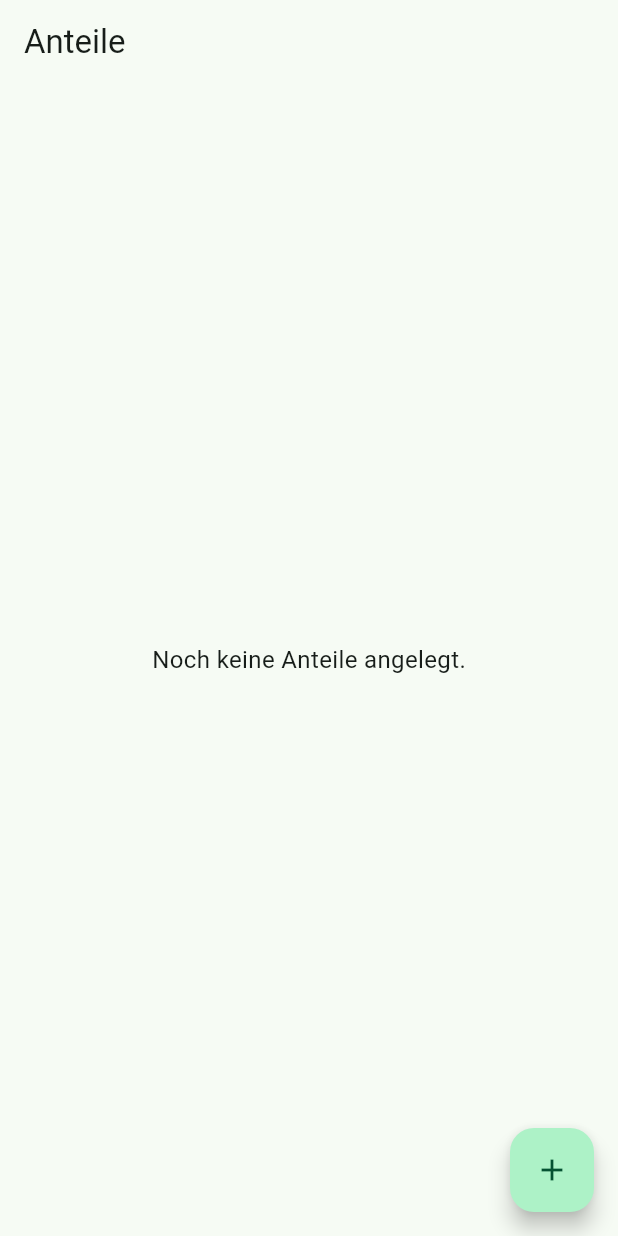
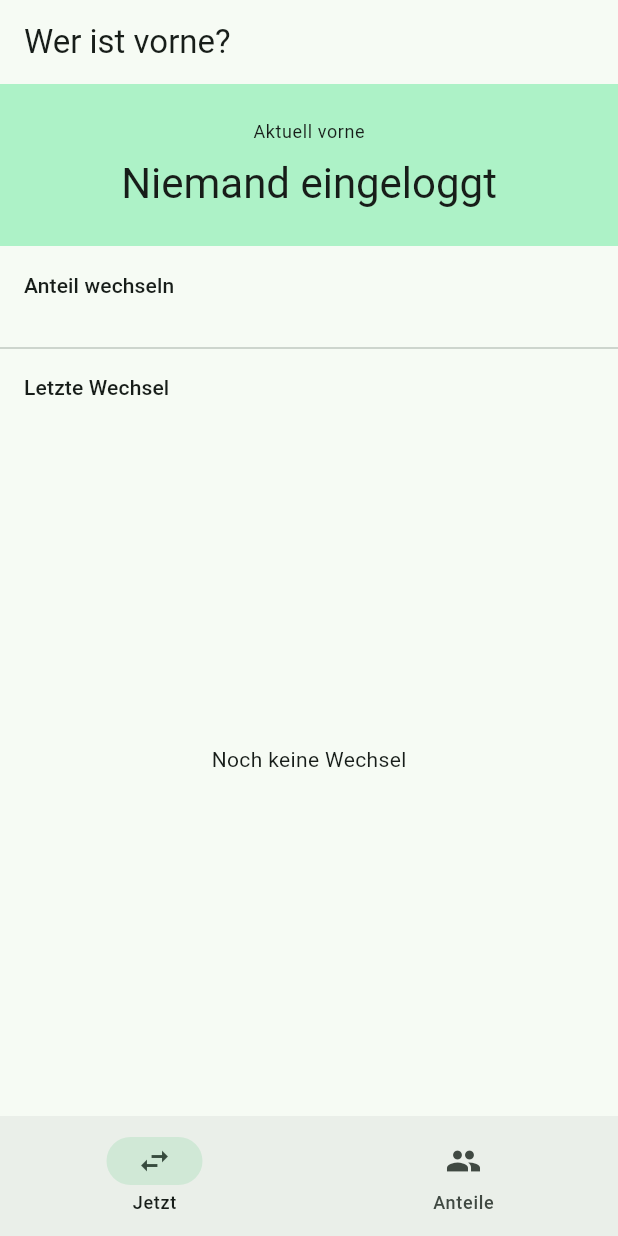
Before and after one commit to HanzoTheGreat/refugium, a Flutter app: the screen it shows after launch, on a phone screen of 412 x 824 dp. Run offline on Flutter 3.47's test engine with Material 3 defaults, Android fonts, the phone set to English and light mode, and no system bars; our stand-ins replace drift, drift_flutter, flutter_riverpod, slang_flutter; missing offline and left inert: slang; accounts and stored records are empty; generated files the repository leaves out were written again.

Commit message:
feat: switch tracker with history
- SwitchEvents table with migration
- SwitchTrackerScreen: aktueller Anteil, One-Tap Wechsel, History
- Bottom Navigation: Jetzt / Anteile

```diff
--- /dev/null
+++ b/app/lib/features/switch_tracker/screens/switch_tracker_screen.dart
@@ -0,0 +1,140 @@
+import 'package:flutter/material.dart';
+import 'package:flutter_riverpod/flutter_riverpod.dart';
+import '../../parts/parts_provider.dart';
+import '../switch_tracker_provider.dart';
+
+class SwitchTrackerScreen extends ConsumerWidget {
+  const SwitchTrackerScreen({super.key});
+
+  @override
+  Widget build(BuildContext context, WidgetRef ref) {
+    final currentAsync = ref.watch(switchTrackerProvider);
+    final partsAsync = ref.watch(partsProvider);
+    final historyAsync = ref.watch(switchHistoryProvider);
+
+    return Scaffold(
+      appBar: AppBar(title: const Text('Wer ist vorne?')),
+      body: Column(
+        children: [
+          // Aktueller Anteil
+          currentAsync.when(
+            loading: () => const CircularProgressIndicator(),
+            error: (e, _) => Text('Fehler: $e'),
+            data: (current) => partsAsync.when(
+              loading: () => const CircularProgressIndicator(),
+              error: (e, _) => Text('Fehler: $e'),
+              data: (parts) {
+                final currentPart = current == null
+                    ? null
+                    : parts.where((p) => p.id == current.partId).firstOrNull;
+                return Container(
+                  width: double.infinity,
+                  padding: const EdgeInsets.all(24),
+                  color: Theme.of(context).colorScheme.primaryContainer,
+                  child: Column(
+                    children: [
+                      Text(
+                        'Aktuell vorne',
+                        style: Theme.of(context).textTheme.bodySmall,
+                      ),
+                      const SizedBox(height: 8),
+                      Text(
+                        currentPart?.displayName ?? 'Niemand eingeloggt',
+                        style: Theme.of(context).textTheme.headlineMedium,
+                      ),
+                      if (currentPart?.pronouns != null) ...[
+                        const SizedBox(height: 4),
+                        Text(currentPart!.pronouns!),
+                      ],
+                    ],
+                  ),
+                );
+              },
+            ),
+          ),
+
+          // Anteil wechseln
+          Padding(
+            padding: const EdgeInsets.all(16),
+            child: Align(
+              alignment: Alignment.centerLeft,
+              child: Text(
+                'Anteil wechseln',
+                style: Theme.of(context).textTheme.titleSmall,
+              ),
+            ),
+          ),
+          partsAsync.when(
+            loading: () => const CircularProgressIndicator(),
+            error: (e, _) => Text('Fehler: $e'),
+            data: (parts) {
+              final activeParts = parts
+                  .where((p) => p.status == 'Active')
+                  .toList();
+              return Wrap(
+                spacing: 8,
+                runSpacing: 8,
+                children: activeParts.map((part) {
+                  return ActionChip(
+                    label: Text(part.displayName ?? 'Unbenannt'),
+                    onPressed: () => ref
+                        .read(switchTrackerProvider.notifier)
+                        .switchTo(part.id),
+                  );
+                }).toList(),
+              );
+            },
+          ),
+
+          const Divider(height: 32),
+
+          // History
+          Padding(
+            padding: const EdgeInsets.symmetric(horizontal: 16),
+            child: Align(
+              alignment: Alignment.centerLeft,
+              child: Text(
+                'Letzte Wechsel',
+                style: Theme.of(context).textTheme.titleSmall,
+              ),
+            ),
+          ),
+          Expanded(
+            child: historyAsync.when(
+              loading: () => const Center(child: CircularProgressIndicator()),
+              error: (e, _) => Center(child: Text('Fehler: $e')),
+              data: (history) => partsAsync.when(
+                loading: () => const Center(child: CircularProgressIndicator()),
+                error: (e, _) => Center(child: Text('Fehler: $e')),
+                data: (parts) {
+                  if (history.isEmpty) {
+                    return const Center(child: Text('Noch keine Wechsel'));
+                  }
+                  return ListView.builder(
+                    padding: const EdgeInsets.all(16),
+                    itemCount: history.length,
+                    itemBuilder: (context, index) {
+                      final event = history[index];
+                      final part = parts
+                          .where((p) => p.id == event.partId)
+                          .firstOrNull;
+                      return ListTile(
+                        title: Text(part?.displayName ?? 'Unbekannt'),
+                        subtitle: Text(_formatTime(event.timestamp)),
+                        leading: const Icon(Icons.swap_horiz),
+                      );
+                    },
+                  );
+                },
+              ),
+            ),
+          ),
+        ],
+      ),
+    );
+  }
+
+  String _formatTime(DateTime dt) {
+    return '${dt.day.toString().padLeft(2, '0')}.${dt.month.toString().padLeft(2, '0')}.${dt.year}  ${dt.hour.toString().padLeft(2, '0')}:${dt.minute.toString().padLeft(2, '0')}';
+  }
+}
--- /dev/null
+++ b/app/lib/features/switch_tracker/switch_tracker_provider.dart
@@ -0,0 +1,57 @@
+import 'package:drift/drift.dart';
+import 'package:flutter_riverpod/flutter_riverpod.dart';
+import '../../core/database/database.dart';
+import '../../main.dart';
+
+// Aktueller Anteil – wird nur im Speicher gehalten (letzte SwitchEvent in DB)
+final currentPartProvider = FutureProvider<SwitchEventsData?>((ref) async {
+  final db = ref.watch(databaseProvider);
+  final query = db.select(db.switchEvents)
+    ..orderBy([(t) => OrderingTerm.desc(t.timestamp)])
+    ..limit(1);
+  final results = await query.get();
+  return results.isEmpty ? null : results.first;
+});
+
+final switchHistoryProvider = FutureProvider<List<SwitchEventsData>>((
+  ref,
+) async {
+  final db = ref.watch(databaseProvider);
+  final query = db.select(db.switchEvents)
+    ..orderBy([(t) => OrderingTerm.desc(t.timestamp)])
+    ..limit(20);
+  return query.get();
+});
+
+class SwitchTrackerNotifier extends AsyncNotifier<SwitchEventsData?> {
+  @override
+  Future<SwitchEventsData?> build() async {
+    final db = ref.watch(databaseProvider);
+    final query = db.select(db.switchEvents)
+      ..orderBy([(t) => OrderingTerm.desc(t.timestamp)])
+      ..limit(1);
+    final results = await query.get();
+    return results.isEmpty ? null : results.first;
+  }
+
+  Future<void> switchTo(String partId, {String? note}) async {
+    final db = ref.read(databaseProvider);
+    await db
+        .into(db.switchEvents)
+        .insert(
+          SwitchEventsCompanion.insert(
+            partId: partId,
+            markedBy: const Value('SelfCheckin'),
+            note: Value(note),
+          ),
+        );
+    ref.invalidateSelf();
+    ref.invalidate(currentPartProvider);
+    ref.invalidate(switchHistoryProvider);
+  }
+}
+
+final switchTrackerProvider =
+    AsyncNotifierProvider<SwitchTrackerNotifier, SwitchEventsData?>(
+      SwitchTrackerNotifier.new,
+    );
--- a/app/lib/main.dart
+++ b/app/lib/main.dart
@@ -2,6 +2,7 @@ import 'package:flutter/material.dart';
 import 'package:flutter_riverpod/flutter_riverpod.dart';
 import 'core/database/database.dart';
 import 'features/parts/screens/parts_screen.dart';
+import 'features/switch_tracker/screens/switch_tracker_screen.dart';
 
 final databaseProvider = Provider<AppDatabase>((ref) {
   final db = AppDatabase();
@@ -29,7 +30,35 @@ class RefugiumApp extends StatelessWidget {
         ),
         useMaterial3: true,
       ),
-      home: const PartsScreen(),
+      home: const MainShell(),
     );
   }
 }
+
+class MainShell extends StatefulWidget {
+  const MainShell({super.key});
+
+  @override
+  State<MainShell> createState() => _MainShellState();
+}
+
+class _MainShellState extends State<MainShell> {
+  int _index = 0;
+
+  final _screens = const [SwitchTrackerScreen(), PartsScreen()];
+
+  @override
+  Widget build(BuildContext context) {
+    return Scaffold(
+      body: _screens[_index],
+      bottomNavigationBar: NavigationBar(
+        selectedIndex: _index,
+        onDestinationSelected: (i) => setState(() => _index = i),
+        destinations: const [
+          NavigationDestination(icon: Icon(Icons.swap_horiz), label: 'Jetzt'),
+          NavigationDestination(icon: Icon(Icons.people), label: 'Anteile'),
+        ],
+      ),
+    );
+  }
+}
```
Also changed, not shown: app/lib/core/database/database.dart (+11 -2 lines), app/lib/core/database/tables.dart (+19 -0 lines), app/lib/core/database/database.g.dart.
